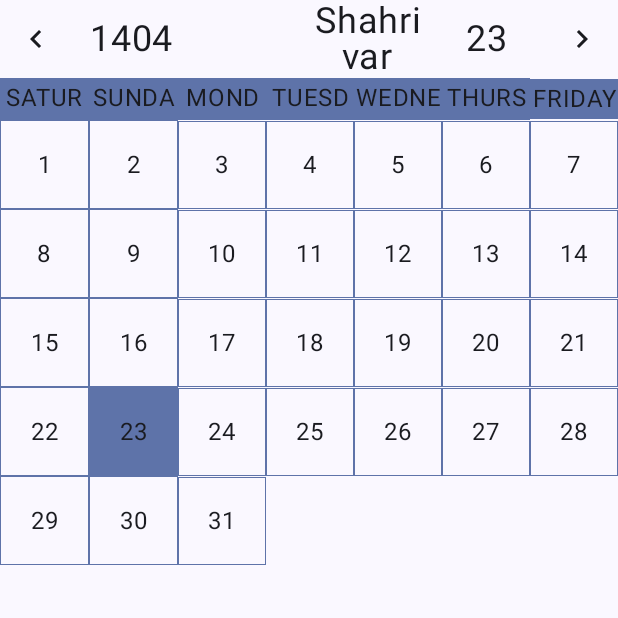
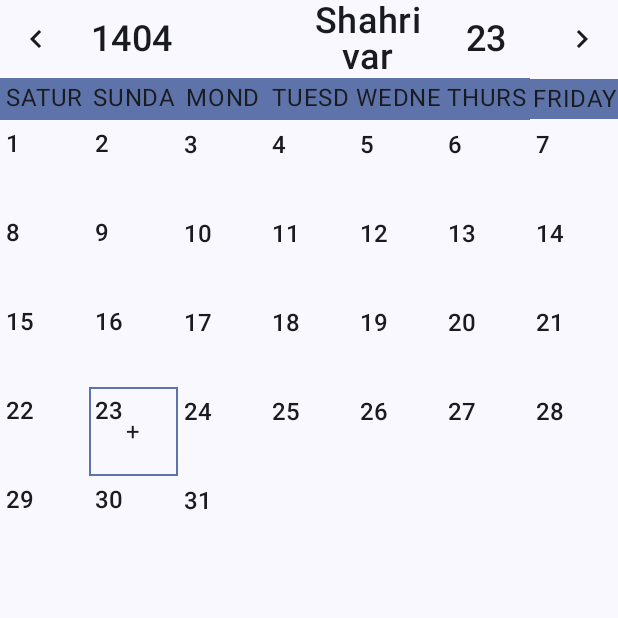
Before and after one commit to sham-h93/persian-dtpicker, an Android app built with Jetpack Compose: the screen it shows after launch (MainActivity), on a phone screen of 412 x 824 dp, the top half of it. Run offline under Robolectric (Android 15) with nearby library versions, the light colour scheme and no system bars.

Commit message:
Improve UI and add contemt to the day

```diff
--- a/lib/src/main/java/com/hshamkhani/persiandtpicker/calendar/PersianCalendar.kt
+++ b/lib/src/main/java/com/hshamkhani/persiandtpicker/calendar/PersianCalendar.kt
@@ -5,6 +5,7 @@ import androidx.compose.foundation.border
 import androidx.compose.foundation.clickable
 import androidx.compose.foundation.layout.Arrangement
 import androidx.compose.foundation.layout.Box
+import androidx.compose.foundation.layout.BoxScope
 import androidx.compose.foundation.layout.Column
 import androidx.compose.foundation.layout.FlowRow
 import androidx.compose.foundation.layout.Row
@@ -15,8 +16,6 @@ import androidx.compose.foundation.layout.padding
 import androidx.compose.material.icons.Icons
 import androidx.compose.material.icons.automirrored.filled.KeyboardArrowLeft
 import androidx.compose.material.icons.automirrored.filled.KeyboardArrowRight
-import androidx.compose.material3.Icon
-import androidx.compose.material3.IconButton
 import androidx.compose.material3.MaterialTheme
 import androidx.compose.material3.Text
 import androidx.compose.runtime.Composable
@@ -29,15 +28,16 @@ import androidx.compose.runtime.remember
 import androidx.compose.runtime.setValue
 import androidx.compose.ui.Alignment
 import androidx.compose.ui.Modifier
+import androidx.compose.ui.draw.clip
 import androidx.compose.ui.graphics.Color
 import androidx.compose.ui.platform.LocalContext
 import androidx.compose.ui.text.TextStyle
 import androidx.compose.ui.text.font.FontFamily
-import androidx.compose.ui.text.intl.Locale
 import androidx.compose.ui.text.style.TextAlign
 import androidx.compose.ui.text.style.TextOverflow
 import androidx.compose.ui.unit.dp
 import androidx.compose.ui.unit.sp
+import com.hshamkhani.persiandtpicker.components.FlatIconButton
 import com.hshamkhani.persiandtpicker.utils.DatePickerUtils
 import com.hshamkhani.persiandtpicker.utils.DatePickerUtils.dayOfWeek
 import com.hshamkhani.persiandtpicker.utils.PersianNumberUtils.asStringMonthName
@@ -55,6 +55,7 @@ fun PersianCalendar(
     selectedTextColor: Color = MaterialTheme.colorScheme.primary,
     backGroundColor: Color = MaterialTheme.colorScheme.background,
     selectedItemBackgroundColor: Color = MaterialTheme.colorScheme.surfaceContainerLowest,
+    dayContent: @Composable BoxScope.(String, Boolean) -> Unit = { day, isSelected -> },
     selectedDate: SimpleDate? = null,
     onDateSelected: (date: SimpleDate) -> Unit,
 ) {
@@ -65,7 +66,10 @@ fun PersianCalendar(
 
     val daysInMonth by remember(simpleDate.month) {
         mutableIntStateOf(
-            DatePickerUtils.monthLength(simpleDate.month, simpleDate.year).size
+            DatePickerUtils.initMonthDays(
+                monthNumber = simpleDate.month,
+                year = simpleDate.year
+            ).size
         )
     }
 
@@ -98,9 +102,10 @@ fun PersianCalendar(
             horizontalArrangement = Arrangement.Center,
             verticalAlignment = Alignment.CenterVertically
         ) {
-            IconButton(
+            FlatIconButton(
+                icon = Icons.AutoMirrored.Default.KeyboardArrowLeft,
                 onClick = {
-                    if (initialDate.month == simpleDate.month && initialDate.year == simpleDate.year) return@IconButton
+                    if (initialDate.month == simpleDate.month && initialDate.year == simpleDate.year) return@FlatIconButton
                     simpleDate = if (simpleDate.month == 1) {
                         simpleDate.copy(
                             month = 12,
@@ -112,12 +117,7 @@ fun PersianCalendar(
                         )
                     }
                 }
-            ) {
-                Icon(
-                    imageVector = Icons.AutoMirrored.Default.KeyboardArrowLeft,
-                    contentDescription = null
-                )
-            }
+            )
 
             Text(
                 modifier = Modifier
@@ -150,7 +150,8 @@ fun PersianCalendar(
                     fontSize = 24.sp
                 )
             )
-            IconButton(
+            FlatIconButton(
+                icon = Icons.AutoMirrored.Default.KeyboardArrowRight,
                 onClick = {
                     simpleDate = if (simpleDate.month == 12) {
                         simpleDate.copy(
@@ -163,12 +164,7 @@ fun PersianCalendar(
                         )
                     }
                 }
-            ) {
-                Icon(
-                    imageVector = Icons.AutoMirrored.Default.KeyboardArrowRight,
-                    contentDescription = null
-                )
-            }
+            )
         }
 
         // Weekday headers
@@ -188,7 +184,7 @@ fun PersianCalendar(
                     overflow = TextOverflow.Clip,
                     textAlign = TextAlign.Center,
                     fontFamily = fontFamily,
-                    style = textStyle
+                    style = MaterialTheme.typography.bodyLarge
                 )
             }
         }
@@ -198,7 +194,8 @@ fun PersianCalendar(
             modifier = Modifier.fillMaxWidth(),
             horizontalArrangement = Arrangement.SpaceAround,
             itemVerticalAlignment = Alignment.CenterVertically,
-            maxItemsInEachRow = 7
+            maxItemsInEachRow = 7,
+            maxLines = 5
         ) {
             daysList.value.forEach { day ->
                 val isDay = day.isNotBlank()
@@ -209,14 +206,14 @@ fun PersianCalendar(
                         .aspectRatio(1f)
                         .background(
                             if (isCurrentDay) {
-                                selectedItemBackgroundColor
+                                Color.Transparent
                             } else {
                                 backGroundColor
                             }
                         )
                         .border(
-                            width = .5.dp,
-                            color = if (isDay) {
+                            width = 1.dp,
+                            color = if (isCurrentDay) {
                                 selectedItemBackgroundColor
                             } else {
                                 Color.Transparent
@@ -228,10 +225,11 @@ fun PersianCalendar(
                             }
                         }),
                 ) {
+                    dayContent(day, isCurrentDay)
                     Text(
                         modifier = Modifier
-                            .padding(4.dp)
-                            .align(dayAlign),
+                            .align(dayAlign)
+                            .padding(4.dp),
                         text = day,
                         fontFamily = fontFamily,
                         style = textStyle,
--- /dev/null
+++ b/lib/src/main/java/com/hshamkhani/persiandtpicker/components/IconButton.kt
@@ -0,0 +1,24 @@
+package com.hshamkhani.persiandtpicker.components
+
+import androidx.compose.material3.Icon
+import androidx.compose.material3.IconButton
+import androidx.compose.runtime.Composable
+import androidx.compose.ui.Modifier
+import androidx.compose.ui.graphics.vector.ImageVector
+
+@Composable
+fun FlatIconButton(
+    modifier: Modifier = Modifier,
+    icon: ImageVector,
+    onClick: () -> Unit
+) {
+    IconButton(
+        modifier = modifier,
+        onClick = onClick
+    ) {
+        Icon(
+            imageVector = icon,
+            contentDescription = null
+        )
+    }
+}
--- a/lib/src/main/java/com/hshamkhani/persiandtpicker/picker/PersianDatePicker.kt
+++ b/lib/src/main/java/com/hshamkhani/persiandtpicker/picker/PersianDatePicker.kt
@@ -6,7 +6,6 @@ import androidx.compose.foundation.layout.Spacer
 import androidx.compose.foundation.layout.width
 import androidx.compose.material3.MaterialTheme
 import androidx.compose.runtime.Composable
-import androidx.compose.runtime.CompositionLocalProvider
 import androidx.compose.runtime.LaunchedEffect
 import androidx.compose.runtime.getValue
 import androidx.compose.runtime.mutableStateOf
@@ -15,11 +14,9 @@ import androidx.compose.runtime.setValue
 import androidx.compose.ui.Modifier
 import androidx.compose.ui.graphics.Color
 import androidx.compose.ui.platform.LocalContext
-import androidx.compose.ui.platform.LocalLayoutDirection
 import androidx.compose.ui.text.TextStyle
 import androidx.compose.ui.text.font.FontFamily
 import androidx.compose.ui.text.intl.Locale
-import androidx.compose.ui.unit.LayoutDirection
 import androidx.compose.ui.unit.dp
 import com.hshamkhani.persiandtpicker.components.WheelPicker
 import com.hshamkhani.persiandtpicker.utils.DatePickerUtils
@@ -78,7 +75,7 @@ fun PersianDatePicker(
 
     val days by remember(simpleDate.month) {
         val monthLength =
-            DatePickerUtils.monthLength(simpleDate.month, simpleDate.year).size
+            DatePickerUtils.initMonthDays(simpleDate.month, simpleDate.year).size
         mutableStateOf(
             DatePickerUtils.initDaysList(monthLength).map { it }
         )
--- a/lib/src/main/java/com/hshamkhani/persiandtpicker/utils/DatePickerUtils.kt
+++ b/lib/src/main/java/com/hshamkhani/persiandtpicker/utils/DatePickerUtils.kt
@@ -176,7 +176,7 @@ internal object DatePickerUtils {
      * Returns a list of integers representing the days in a month
      * */
 
-    fun monthLength(monthNumber: Int, year: Int): List<Int> {
+    fun initMonthDays(monthNumber: Int, year: Int): List<Int> {
         val days29 = (1..29).map { it }
         val days30 = (1..30).map { it }
         val days31 = (1..31).map { it }
--- a/sample/src/main/java/com/hshamkhani/persian_dtpicker/MainActivity.kt
+++ b/sample/src/main/java/com/hshamkhani/persian_dtpicker/MainActivity.kt
@@ -56,11 +56,19 @@ fun SamplePersianCalendar(
         contentAlignment = Alignment.Center
     ) {
         PersianCalendar(
-            modifier = Modifier.fillMaxSize(),
+            modifier = Modifier.fillMaxWidth(),
+            dayAlign = Alignment.TopStart,
+            textStyle = MaterialTheme.typography.titleMedium,
             textColor = MaterialTheme.colorScheme.onBackground,
             selectedTextColor = MaterialTheme.colorScheme.onBackground,
             backGroundColor = MaterialTheme.colorScheme.background,
             selectedItemBackgroundColor = MaterialTheme.colorScheme.primaryContainer,
+            dayContent = { day, isSelected ->
+                if (isSelected) Text(
+                    modifier = Modifier.align(Alignment.Center),
+                    text = "+"
+                )
+            },
             selectedDate = selectedDate,
             onDateSelected = { simpleDate ->
                 selectedDate = simpleDate
```
